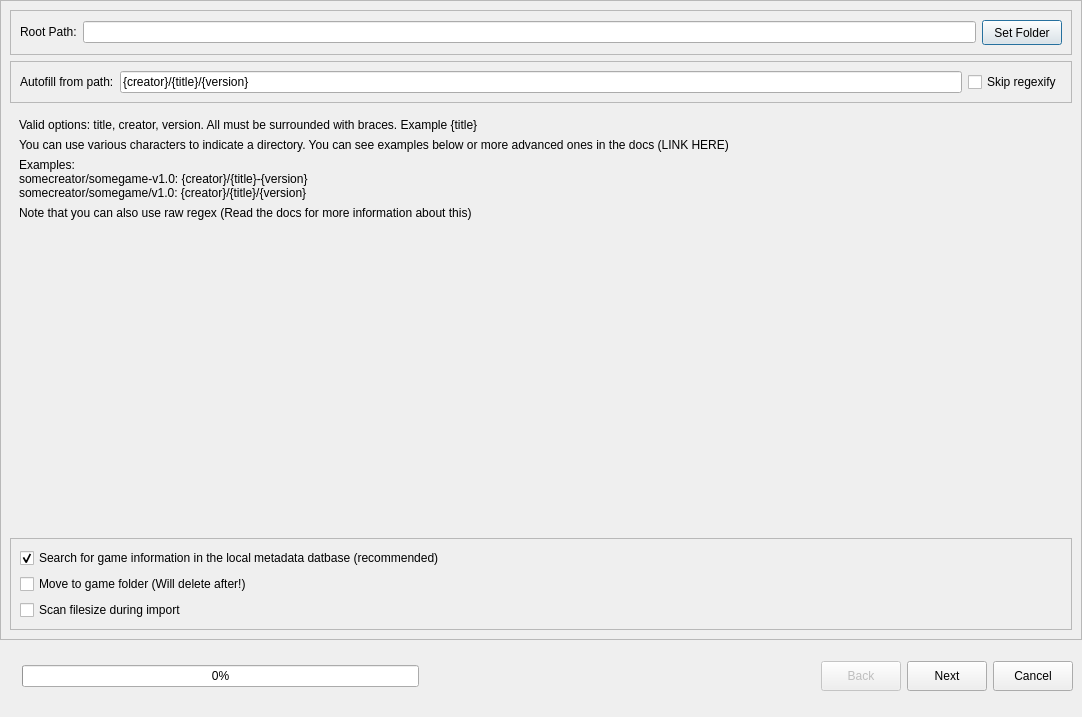
The window that atlas/ui/importer/batchImporter/BatchImportDialog.ui (KJNeko/Atlas) describes before a commit, drawn with Qt 5.
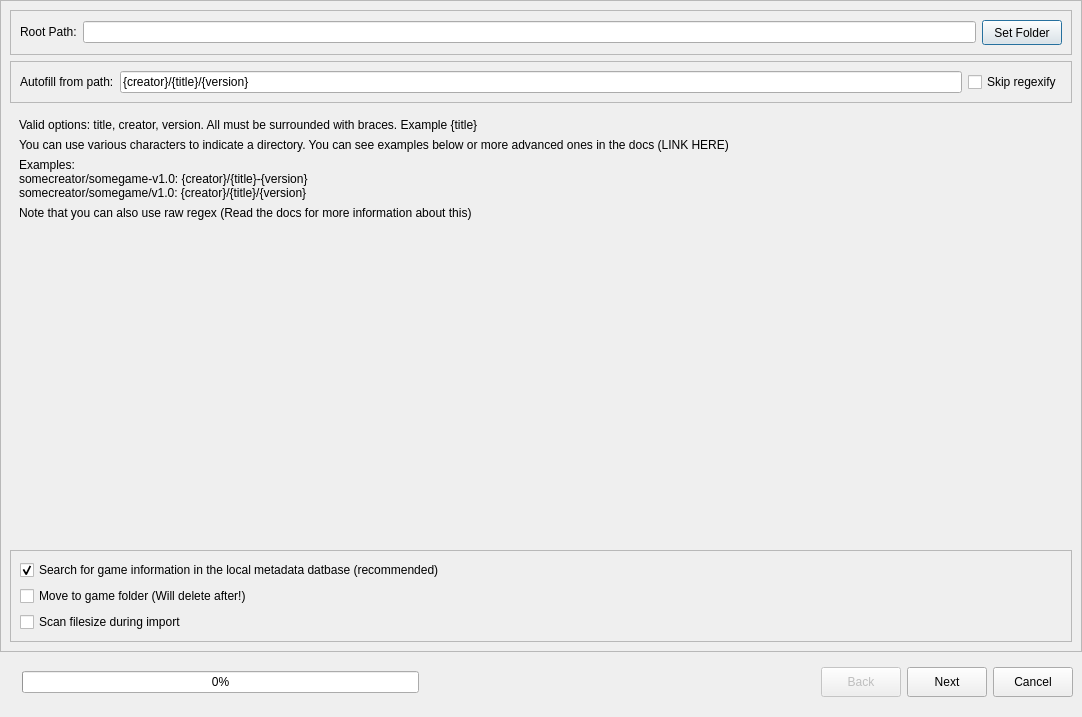
The same window after the commit.

Commit message: Mutiple UI Updates. Added clean.qss

The edit to the form file:
```diff
--- a/atlas/ui/importer/batchImporter/BatchImportDialog.ui
+++ b/atlas/ui/importer/batchImporter/BatchImportDialog.ui
@@ -325,7 +325,7 @@
      <property name="minimumSize">
       <size>
        <width>0</width>
-       <height>60</height>
+       <height>40</height>
       </size>
      </property>
      <property name="maximumSize">
```
The commit also changes 5 other files.
